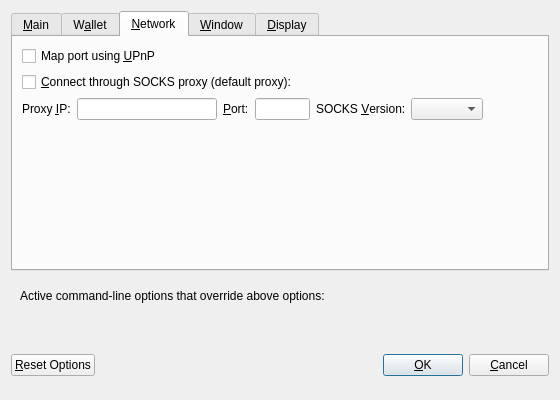
Qt form src/qt/forms/optionsdialog.ui (dogecoin/dogecoin) before a commit.
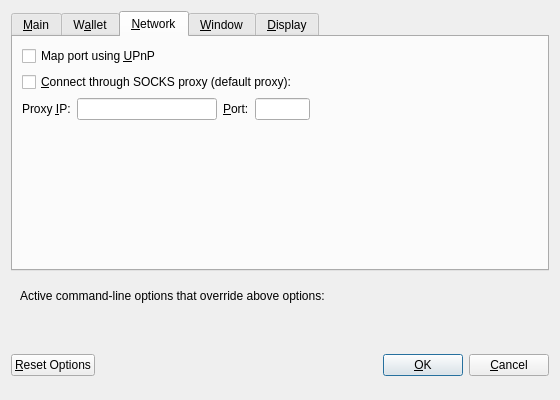
The same form after that commit. The open tabs and pages were chosen to show the change. Custom widgets are drawn as their Qt base class.

Commit message:
remove SOCKS4 support from core and GUI
- now we support SOCKS5 only

The edit to the form file:
```diff
--- a/src/qt/forms/optionsdialog.ui
+++ b/src/qt/forms/optionsdialog.ui
@@ -318,26 +318,6 @@
            </property>
           </widget>
          </item>
-         <item>
-          <widget class="QLabel" name="socksVersionLabel">
-           <property name="text">
-            <string>SOCKS &amp;Version:</string>
-           </property>
-           <property name="textFormat">
-            <enum>Qt::PlainText</enum>
-           </property>
-           <property name="buddy">
-            <cstring>socksVersion</cstring>
-           </property>
-          </widget>
-         </item>
-         <item>
-          <widget class="QValueComboBox" name="socksVersion">
-           <property name="toolTip">
-            <string>SOCKS version of the proxy (e.g. 5)</string>
-           </property>
-          </widget>
-         </item>
          <item>
           <spacer name="horizontalSpacer_1_Network">
            <property name="orientation">
```
The commit also changes 8 other files.
